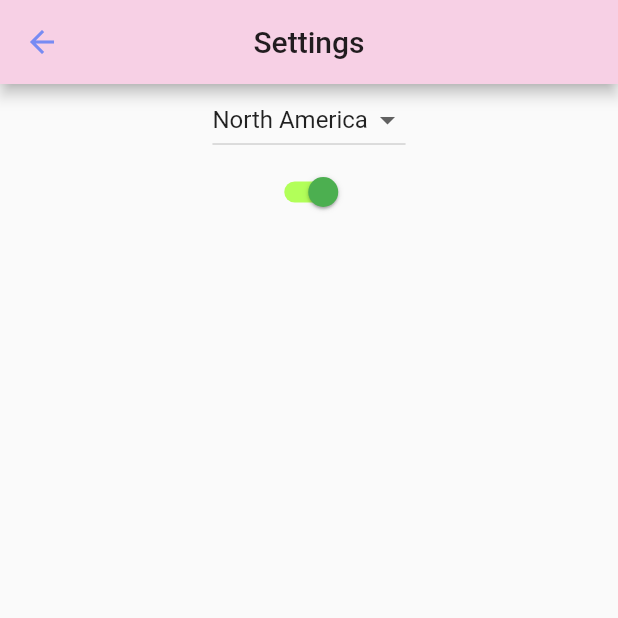
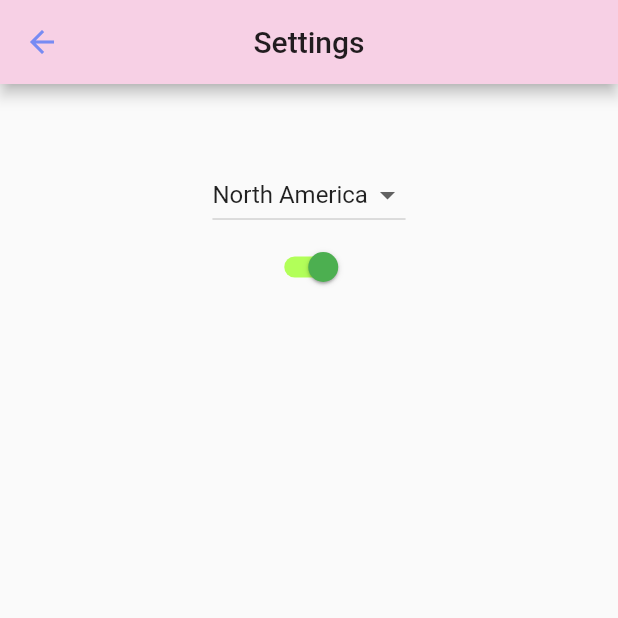
Before and after one commit to jacobjdong/Trash-Specto, a Flutter app: the screen it shows after launch, after a tap on "Settings", on a phone screen of 412 x 824 dp, the top half of it. Run offline on Flutter 3.47's test engine with Material 2 defaults, Android fonts, the phone set to English and light mode, and no system bars; Roboto replaces fonts that are missing (Georgia).

Commit message:
adding formating niceties

```diff
--- a/trashspecto1/lib/food.dart
+++ b/trashspecto1/lib/food.dart
@@ -287,6 +287,8 @@ class _ScreenFoodWasteState extends State<ScreenFoodWaste> {
             width: 260.0,
             height: 350.0,
             child: Column(
+              mainAxisAlignment: MainAxisAlignment.center,
+              crossAxisAlignment: CrossAxisAlignment.center,
               children: <Widget>[
                  customSlider(
                   updateVal: (value) {
@@ -328,6 +330,8 @@ class _ScreenFoodWasteState extends State<ScreenFoodWaste> {
             width: 260.0,
             height: 350.0,
             child: Column(
+              mainAxisAlignment: MainAxisAlignment.center,
+              crossAxisAlignment: CrossAxisAlignment.center,
               children: <Widget>[
                  customSlider(
                   updateVal: (value) {
--- a/trashspecto1/lib/main.dart
+++ b/trashspecto1/lib/main.dart
@@ -41,10 +41,13 @@ class _MainScreenState extends State<MainScreen> {
       appBar: new AppBar(
         title: new Center(child: new Text ("Home Page", textAlign: TextAlign.center)),
       ),
-      body: new Column(
+      body: new Row(
         mainAxisAlignment: MainAxisAlignment.center,
 
         children: <Widget>[
+          new Column(
+            mainAxisAlignment: MainAxisAlignment.center,
+            children: <Widget> [
           RaisedButton(
             child: Text(
               'Start!',
@@ -82,6 +85,8 @@ class _MainScreenState extends State<MainScreen> {
               );
             }
           ),
+            ]
+          ),
         ]
       )
     );
@@ -95,10 +100,13 @@ class ScreenOne extends StatelessWidget {
       appBar: new AppBar(
         title: new Center(child: new Text ("Home Page", textAlign: TextAlign.center)),
       ),
-      body: new Column(
+      body: new Row(
         mainAxisAlignment: MainAxisAlignment.center,
 
         children: <Widget>[
+          new Column(
+            mainAxisAlignment: MainAxisAlignment.center,
+            children: <Widget>[
           RaisedButton(
             child: Text(
               'Overall Garbage',
@@ -147,6 +155,7 @@ class ScreenOne extends StatelessWidget {
               );
             }
           ),
+          ],),
         ]
       )
     );
--- a/trashspecto1/lib/settings.dart
+++ b/trashspecto1/lib/settings.dart
@@ -37,8 +37,13 @@ class _SettingsState extends State<Settings> {
       ),
       body: new ListView(
        children: [
+          new Row(
+            mainAxisAlignment: MainAxisAlignment.center,
+            children: <Widget>[
               new Column(
+              mainAxisAlignment: MainAxisAlignment.center,
               children: <Widget>[
+                new SizedBox(height: 50),
                 new DropdownButton<String>(
                   value: this.region,
                   onChanged: (String newValue) {
@@ -67,6 +72,8 @@ class _SettingsState extends State<Settings> {
                 ),
 
               ],
+            ),
+            ]
           ),
         ],
       )
```
Lines whose indentation alone changed are shown as unchanged.
